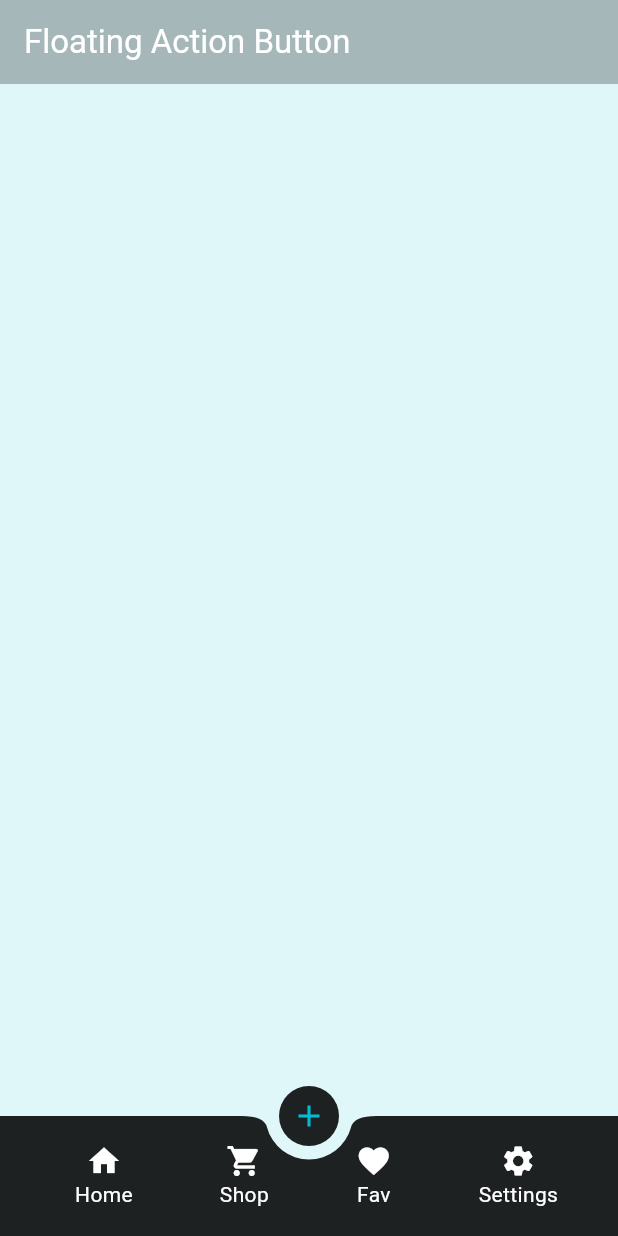
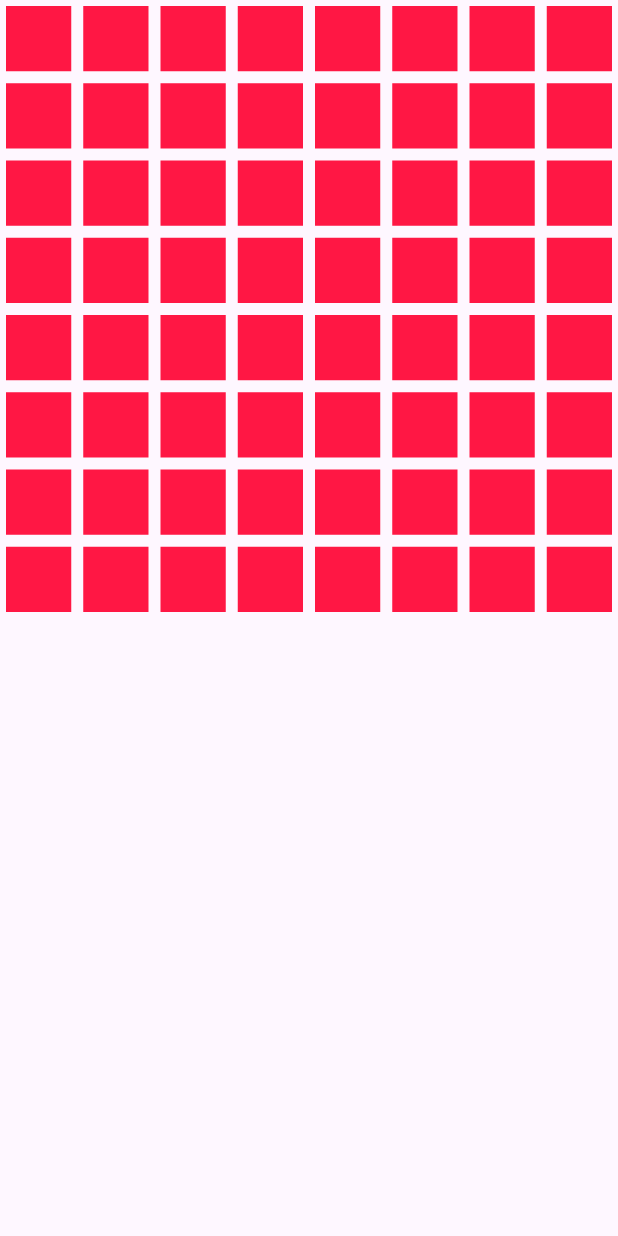
Before and after one commit to rafiul9040devapp/Test_Geet, a Flutter app: the screen it shows after launch, on a phone screen of 412 x 824 dp. Run offline on Flutter 3.47's test engine with Material 2 defaults, Android fonts, the phone set to English and light mode, and no system bars; our stand-ins replace get.

Commit message:
gridview is designed

```diff
--- /dev/null
+++ b/lib/grid_view/wgrid_view.dart
@@ -0,0 +1,20 @@
+import 'package:flutter/material.dart';
+
+class WGridView extends StatelessWidget {
+  const WGridView({super.key});
+
+  @override
+  Widget build(BuildContext context) {
+    return Scaffold(
+      body: GridView.builder(
+        itemCount: 64,
+        gridDelegate:
+            const SliverGridDelegateWithFixedCrossAxisCount(crossAxisCount: 8),
+        itemBuilder: (context, index) => Container(
+          color: Colors.redAccent.shade400,
+          margin: const EdgeInsets.all(4),
+        ),
+      ),
+    );
+  }
+}
--- a/lib/main.dart
+++ b/lib/main.dart
@@ -1,6 +1,7 @@
 import 'package:flutter/material.dart';
 import 'package:get/get_navigation/src/root/get_material_app.dart';
 import 'package:test_geet/floating_button/w_floating_button.dart';
+import 'package:test_geet/grid_view/wgrid_view.dart';
 import 'package:test_geet/wscube_widgets/wimages.dart';
 
 
@@ -21,6 +22,6 @@ class MyApp extends StatelessWidget {
           colorScheme: ColorScheme.fromSeed(seedColor: Colors.deepPurple),
           useMaterial3: true,
         ),
-        home: const WFloatingButton());
+        home: const WGridView());
   }
 }
```
